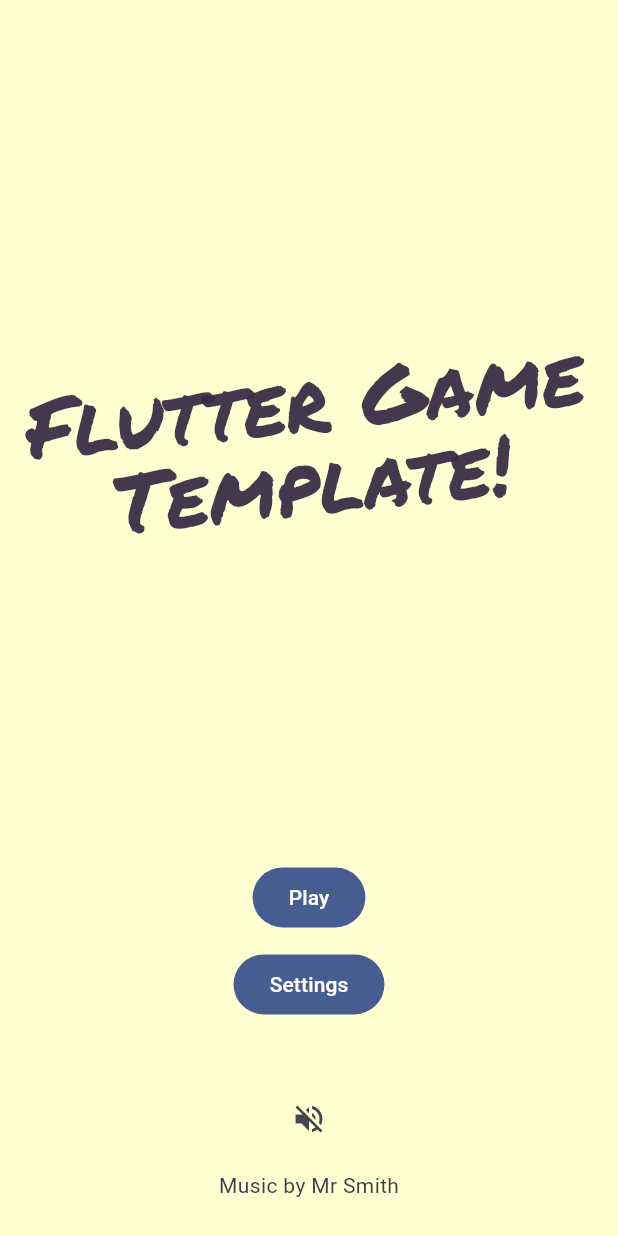
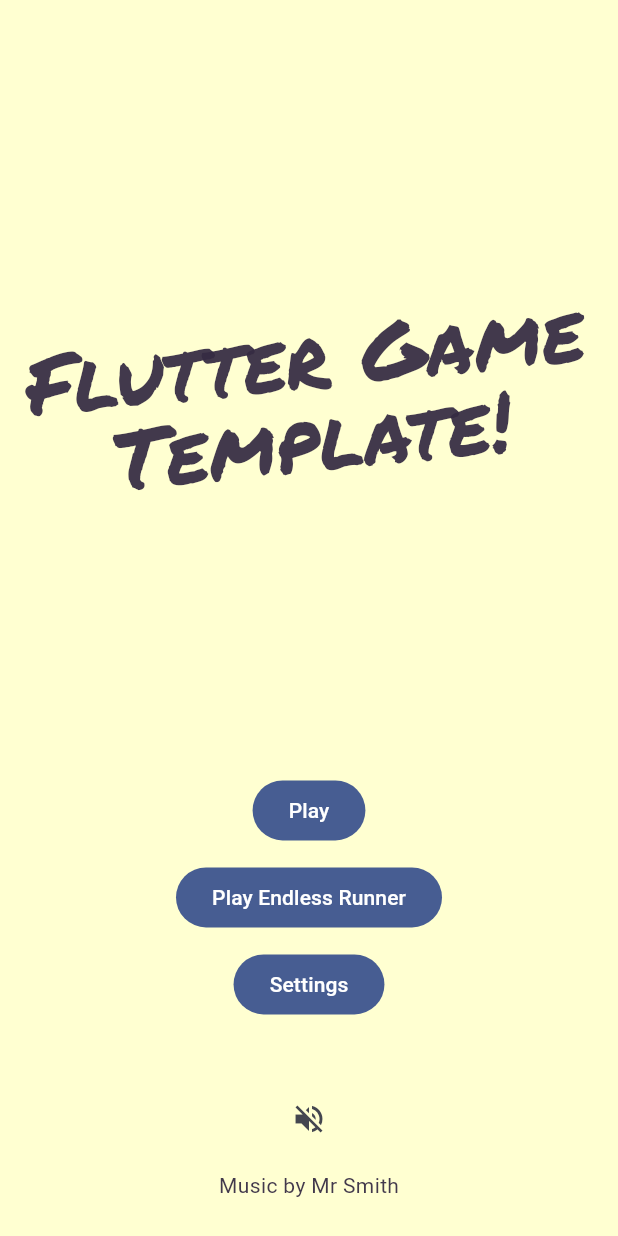
Before and after one commit to pemix09/endless-runner, a Flutter app: the screen it shows after launch, after a tap on the "volume up" icon, on a phone screen of 412 x 824 dp. Run offline on Flutter 3.47's test engine with Material 2 defaults, Android fonts, the light colour scheme and no system bars; our stand-ins replace audioplayers, firebase_core, firebase_crashlytics, go_router, google_mobile_ads, in_app_purchase and 1 more; missing offline and left inert: games_services; accounts and stored records are empty.

Commit message:
Endless runner game screen

```diff
--- a/lib/main.dart
+++ b/lib/main.dart
@@ -7,6 +7,10 @@
 // import 'package:firebase_core/firebase_core.dart';
 // import 'firebase_options.dart';
 
+import 'package:endless_runner/src/runner_game_session/local_storage_game_persistence.dart';
+import 'package:endless_runner/src/runner_game_session/runner_game_controller.dart';
+import 'package:endless_runner/src/runner_game_session/runner_game_persistence.dart';
+import 'package:endless_runner/src/runner_game_session/runner_game_screen.dart';
 import 'package:firebase_crashlytics/firebase_crashlytics.dart';
 import 'package:flutter/material.dart';
 import 'package:flutter/services.dart';
@@ -99,6 +103,10 @@ void guardedMain() {
   //   inAppPurchaseController.restorePurchases();
   // }
 
+  var runnerGamePersistence = LocalStorageGamePersistence();
+  RunnerGameController? runnerGameController =
+      RunnerGameController(persistence: runnerGamePersistence);
+
   runApp(
     MyApp(
       settingsPersistence: LocalStorageSettingsPersistence(),
@@ -106,6 +114,7 @@ void guardedMain() {
       inAppPurchaseController: inAppPurchaseController,
       adsController: adsController,
       gamesServicesController: gamesServicesController,
+      runnerGameController: runnerGameController,
     ),
   );
 }
@@ -120,6 +129,14 @@ class MyApp extends StatelessWidget {
           builder: (context, state) =>
               const MainMenuScreen(key: Key('main menu')),
           routes: [
+            GoRoute(
+              path: 'play-endless-runner',
+              pageBuilder: (context, state) => buildMyTransition<void>(
+                key: ValueKey('play-endless-runner'),
+                child: const RunnerGameScreen(),
+                color: context.watch<Palette>().backgroundLevelSelection,
+              ),
+            ),
             GoRoute(
                 path: 'play',
                 pageBuilder: (context, state) => buildMyTransition<void>(
@@ -193,12 +210,15 @@ class MyApp extends StatelessWidget {
 
   final AdsController? adsController;
 
+  final RunnerGameController runnerGameController;
+
   const MyApp({
     required this.playerProgressPersistence,
     required this.settingsPersistence,
     required this.inAppPurchaseController,
     required this.adsController,
     required this.gamesServicesController,
+    required this.runnerGameController,
     super.key,
   });
 
@@ -224,6 +244,10 @@ class MyApp extends StatelessWidget {
             create: (context) => SettingsController(
               persistence: settingsPersistence,
             )..loadStateFromPersistence(),
+          ),
+          Provider<RunnerGameController>(
+            lazy: false,
+            create: (context) => runnerGameController,
           ),
           ProxyProvider2<SettingsController, ValueNotifier<AppLifecycleState>,
               AudioController>(
--- a/lib/src/main_menu/main_menu_screen.dart
+++ b/lib/src/main_menu/main_menu_screen.dart
@@ -50,6 +50,14 @@ class MainMenuScreen extends StatelessWidget {
                 GoRouter.of(context).go('/play');
               },
               child: const Text('Play'),
+            ),
+            _gap,
+            FilledButton(
+              onPressed: () {
+                audioController.playSfx(SfxType.buttonTap);
+                GoRouter.of(context).go('/play-endless-runner');
+              },
+              child: const Text('Play Endless Runner'),
             ),
             _gap,
             if (gamesServicesController != null) ...[
--- /dev/null
+++ b/lib/src/runner_game_session/runner_game_controller.dart
@@ -0,0 +1,11 @@
+import 'package:endless_runner/src/runner_game_session/runner_game_persistence.dart';
+import 'package:flutter/foundation.dart';
+
+class RunnerGameController {
+  final RunnerGamePersistence _persistence;
+
+  ValueNotifier<int> distance = ValueNotifier(0);
+
+  RunnerGameController({required RunnerGamePersistence persistence})
+      : _persistence = persistence;
+}
--- /dev/null
+++ b/lib/src/runner_game_session/runner_game_persistence.dart
@@ -0,0 +1,4 @@
+abstract class RunnerGamePersistence {
+  Future<void> saveHighestScore();
+  Future<int> getHighestScore();
+}
```
Also changed, not shown: lib/src/runner_game_session/local_storage_game_persistence.dart (added, +15 -0 lines), lib/src/runner_game_session/runner_game_screen.dart (added, +25 -0 lines).
